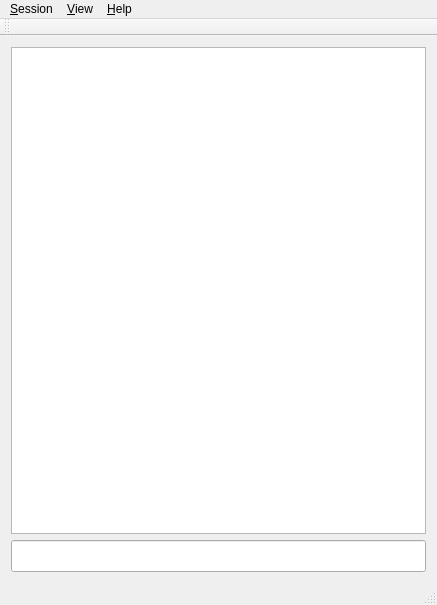
koalakoker/resParser, file mainwindow.ui: the form before one commit.
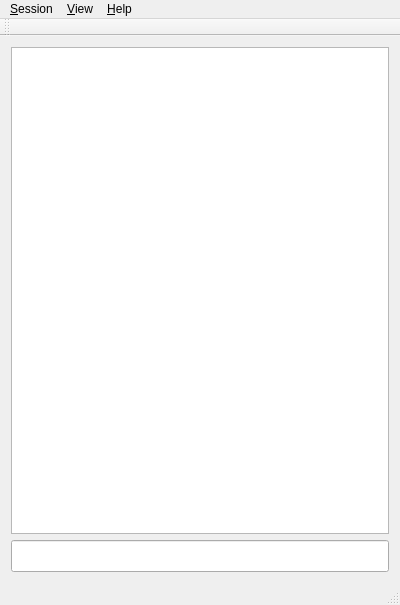
The form after the commit. Custom widgets are drawn as their Qt base class.

What changed in the file:
```diff
--- a/mainwindow.ui
+++ b/mainwindow.ui
@@ -6,7 +6,7 @@
    <rect>
     <x>0</x>
     <y>0</y>
-    <width>437</width>
+    <width>400</width>
     <height>605</height>
    </rect>
   </property>
@@ -47,7 +47,7 @@
     <rect>
      <x>0</x>
      <y>0</y>
-     <width>437</width>
+     <width>400</width>
      <height>29</height>
     </rect>
    </property>
```
Left out of the diff: 28 changed lines with no effect on the pictures.
